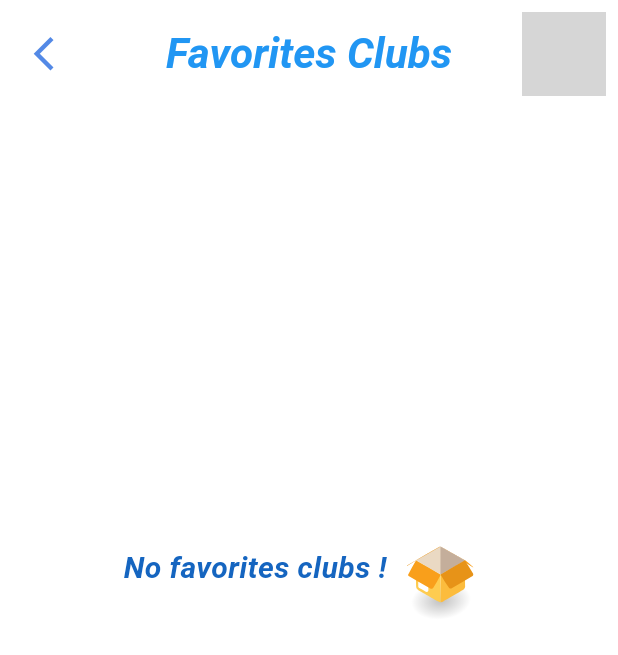
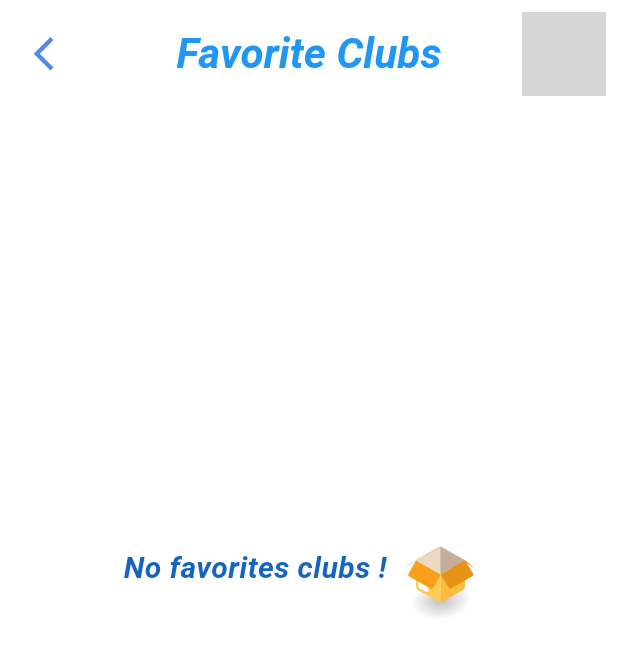
Before and after one commit to ahmedbhyy/supclubs2, a Flutter app: the Favorites screen opened directly with empty values, on a phone screen of 412 x 824 dp. Shown: the top 655 px of the screen. Run offline on Flutter 3.47's test engine with Material 3 defaults, Android fonts, the phone set to English and light mode, and no system bars; drawn by our look-alikes of animated_text_kit; our stand-ins replace animate_do, awesome_dialog, cached_network_image, cloud_firestore, curved_labeled_navigation_bar, file_picker and 16 more; missing offline and left inert: flutter_emoji, flutter_facebook_auth; accounts and stored records are empty; network calls fail; Roboto replaces fonts that are missing (Abel); project files that could hold a hidden picture were left out; grey boxes are pictures that could not be loaded.

Commit message:
Please enter the commit message for your changes. Lines starting  with '#' will be ignored, and an empty message aborts the commit.

```diff
--- a/supclubs/lib/screens/favorites.dart
+++ b/supclubs/lib/screens/favorites.dart
@@ -85,7 +85,7 @@ class _FavoritesState extends State<Favorites> {
         padding: const EdgeInsets.symmetric(horizontal: 8, vertical: 8),
         children: [
           const AppBarProfil(
-            title: "Favorites Clubs",
+            title: "Favorite Clubs",
             lottie: "images/lottie_icon2.json",
           ),
           isloading
```
Also changed, not shown: supclubs/lib/clubs/clubs_details.dart (+3 -4 lines), supclubs/images/mls.png (added).
